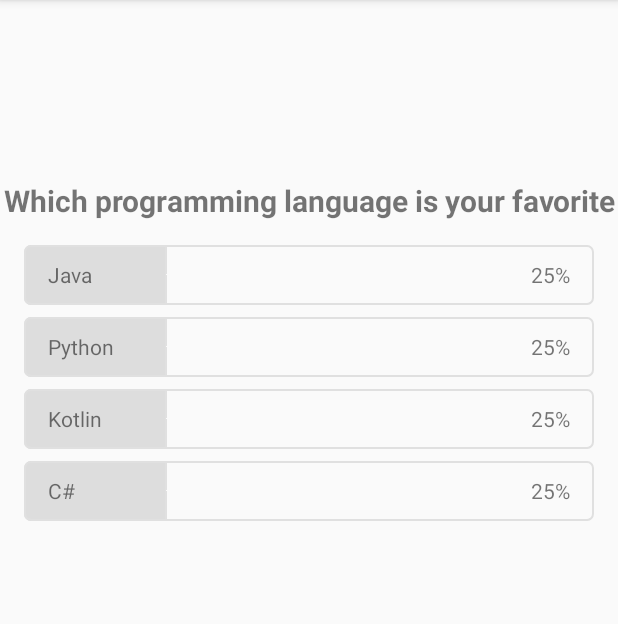
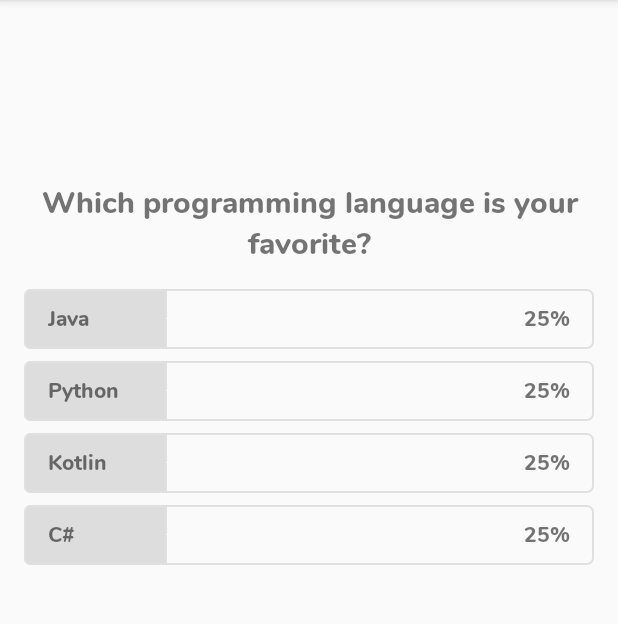
Before and after one commit to RujiraKongsomran/ImplementPollLikeYoutube, an Android app: the screen it shows after launch (MainActivity), on a phone screen of 412 x 824 dp, the part 84-708 px from its top. Run offline under Robolectric (Android 15) with nearby library versions, the phone set to English and light mode, and no system bars.

Commit message:
Customize font

```diff
--- a/app/src/main/res/layout/activity_main.xml
+++ b/app/src/main/res/layout/activity_main.xml
@@ -12,7 +12,8 @@
         android:layout_width="match_parent"
         android:layout_height="wrap_content"
         android:layout_marginTop="120dp"
-        android:text="Which programming language is your favorite"
+        android:fontFamily="@font/nunito_extrabold"
+        android:text="Which programming language is your favorite?"
         android:textAlignment="center"
         android:textSize="20sp"
         android:textStyle="bold"
@@ -37,6 +38,7 @@
         android:layout_width="0dp"
         android:layout_height="40dp"
         android:layout_marginTop="16dp"
+        android:fontFamily="@font/nunito_extrabold"
         android:gravity="center_vertical"
         android:paddingStart="32dp"
         android:paddingEnd="0dp"
@@ -50,6 +52,7 @@
         android:layout_width="wrap_content"
         android:layout_height="40dp"
         android:layout_marginTop="16dp"
+        android:fontFamily="@font/nunito_extrabold"
         android:gravity="center_vertical"
         android:paddingStart="0dp"
         android:paddingEnd="32dp"
@@ -74,6 +77,7 @@
         android:layout_width="0dp"
         android:layout_height="40dp"
         android:layout_marginTop="8dp"
+        android:fontFamily="@font/nunito_extrabold"
         android:gravity="center_vertical"
         android:paddingStart="32dp"
         android:paddingEnd="0dp"
@@ -87,6 +91,7 @@
         android:layout_width="wrap_content"
         android:layout_height="40dp"
         android:layout_marginTop="8dp"
+        android:fontFamily="@font/nunito_extrabold"
         android:gravity="center_vertical"
         android:paddingStart="0dp"
         android:paddingEnd="32dp"
@@ -111,6 +116,7 @@
         android:layout_width="0dp"
         android:layout_height="40dp"
         android:layout_marginTop="8dp"
+        android:fontFamily="@font/nunito_extrabold"
         android:gravity="center_vertical"
         android:paddingStart="32dp"
         android:paddingEnd="0dp"
@@ -124,6 +130,7 @@
         android:layout_width="wrap_content"
         android:layout_height="40dp"
         android:layout_marginTop="8dp"
+        android:fontFamily="@font/nunito_extrabold"
         android:gravity="center_vertical"
         android:paddingStart="0dp"
         android:paddingEnd="32dp"
@@ -148,6 +155,7 @@
         android:layout_width="0dp"
         android:layout_height="40dp"
         android:layout_marginTop="8dp"
+        android:fontFamily="@font/nunito_extrabold"
         android:gravity="center_vertical"
         android:paddingStart="32dp"
         android:paddingEnd="0dp"
@@ -161,6 +169,7 @@
         android:layout_width="wrap_content"
         android:layout_height="40dp"
         android:layout_marginTop="8dp"
+        android:fontFamily="@font/nunito_extrabold"
         android:gravity="center_vertical"
         android:paddingStart="0dp"
         android:paddingEnd="32dp"
```
Also changed, not shown: app/src/main/res/font/nunito.xml (added, +16 -0 lines), app/src/main/res/font/nunito_bold.ttf (added), app/src/main/res/font/nunito_extrabold.ttf (added), app/src/main/res/font/nunito_semibold.ttf (added).
